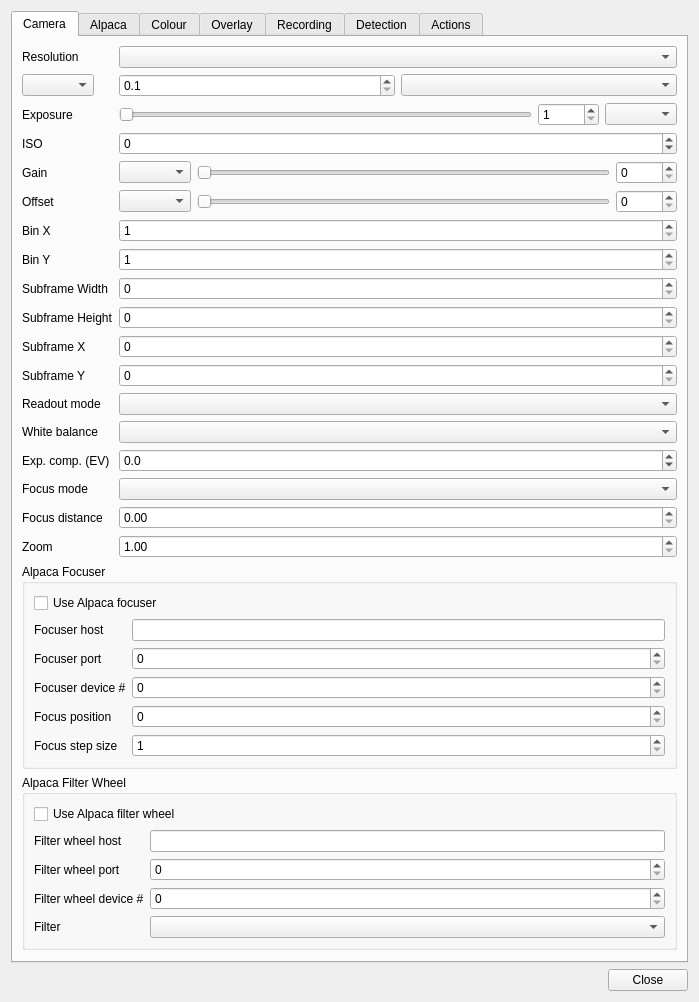
Old version of the form plugins/feature/camera/camerasettingsdialog.ui in the repository srcejon/sdrangel.
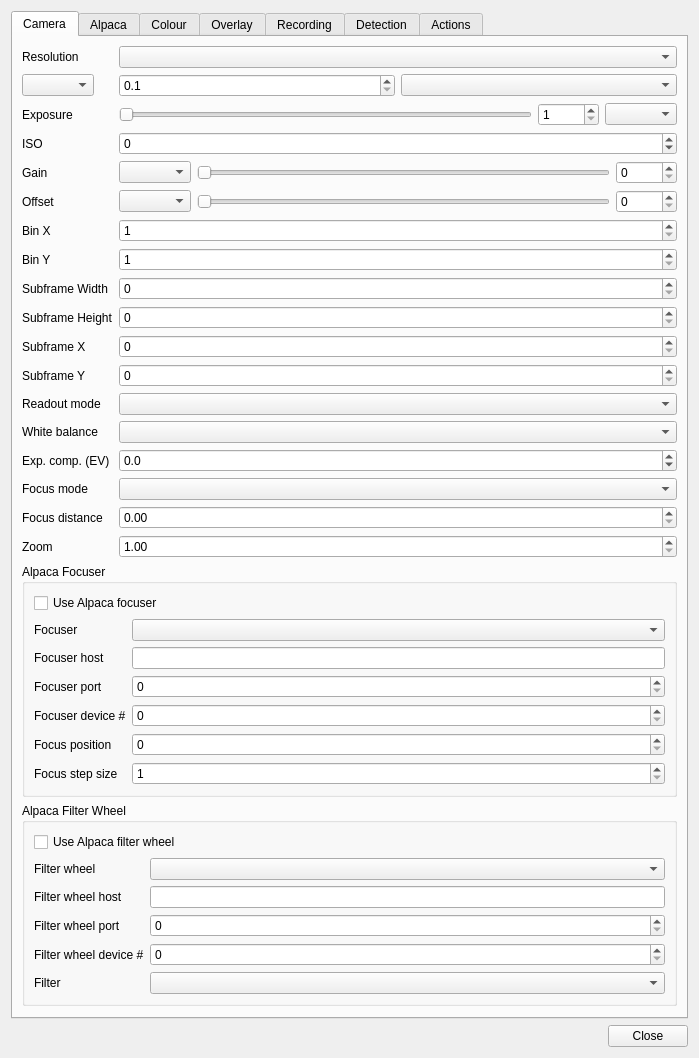
New version of the form. Icons and pictures are not drawn.

Commit message: Discover Alpaca focusers and filter wheels

What changed in the file:
```diff
--- a/plugins/feature/camera/camerasettingsdialog.ui
+++ b/plugins/feature/camera/camerasettingsdialog.ui
@@ -596,66 +596,80 @@
             </property>
            </widget>
           </item>
-          <item row="1" column="0">
-           <widget class="QLabel" name="alpacaFocuserHostLabel">
-            <property name="text">
-             <string>Focuser host</string>
-            </property>
-           </widget>
-          </item>
-          <item row="1" column="1">
+         <item row="1" column="0">
+          <widget class="QLabel" name="alpacaFocuserComboLabel">
+           <property name="text">
+            <string>Focuser</string>
+           </property>
+          </widget>
+         </item>
+         <item row="1" column="1">
+          <widget class="QComboBox" name="alpacaFocuserCombo">
+           <property name="toolTip">
+            <string>Discovered Alpaca focusers</string>
+           </property>
+          </widget>
+         </item>
+         <item row="2" column="0">
+          <widget class="QLabel" name="alpacaFocuserHostLabel">
+           <property name="text">
+            <string>Focuser host</string>
+           </property>
+          </widget>
+         </item>
+          <item row="2" column="1">
            <widget class="QLineEdit" name="alpacaFocuserHostEdit"/>
           </item>
-          <item row="2" column="0">
+          <item row="3" column="0">
            <widget class="QLabel" name="alpacaFocuserPortLabel">
             <property name="text">
              <string>Focuser port</string>
             </property>
            </widget>
           </item>
-          <item row="2" column="1">
+          <item row="3" column="1">
            <widget class="QSpinBox" name="alpacaFocuserPortSpin">
             <property name="maximum">
              <number>65535</number>
             </property>
            </widget>
           </item>
-          <item row="3" column="0">
+          <item row="4" column="0">
            <widget class="QLabel" name="alpacaFocuserDeviceNumberLabel">
             <property name="text">
              <string>Focuser device #</string>
             </property>
            </widget>
           </item>
-          <item row="3" column="1">
+          <item row="4" column="1">
            <widget class="QSpinBox" name="alpacaFocuserDeviceNumberSpin">
             <property name="maximum">
              <number>1024</number>
             </property>
            </widget>
           </item>
-          <item row="4" column="0">
+          <item row="5" column="0">
            <widget class="QLabel" name="alpacaFocusPositionLabel">
             <property name="text">
              <string>Focus position</string>
             </property>
            </widget>
           </item>
-          <item row="4" column="1">
+          <item row="5" column="1">
            <widget class="QSpinBox" name="alpacaFocusPositionSpin">
             <property name="maximum">
              <number>1000000</number>
             </property>
            </widget>
           </item>
-          <item row="5" column="0">
+          <item row="6" column="0">
            <widget class="QLabel" name="alpacaFocusStepSizeLabel">
             <property name="text">
              <string>Focus step size</string>
             </property>
            </widget>
           </item>
-          <item row="5" column="1">
+          <item row="6" column="1">
            <widget class="QSpinBox" name="alpacaFocusStepSizeSpin">
             <property name="minimum">
              <number>1</number>
@@ -682,51 +696,65 @@
           </widget>
          </item>
          <item row="1" column="0">
+          <widget class="QLabel" name="alpacaFilterWheelComboLabel">
+           <property name="text">
+            <string>Filter wheel</string>
+           </property>
+          </widget>
+         </item>
+         <item row="1" column="1">
+          <widget class="QComboBox" name="alpacaFilterWheelCombo">
+           <property name="toolTip">
+            <string>Discovered Alpaca filter wheels</string>
+           </property>
+          </widget>
+         </item>
+         <item row="2" column="0">
           <widget class="QLabel" name="alpacaFilterWheelHostLabel">
            <property name="text">
             <string>Filter wheel host</string>
            </property>
           </widget>
          </item>
-         <item row="1" column="1">
+         <item row="2" column="1">
           <widget class="QLineEdit" name="alpacaFilterWheelHostEdit"/>
          </item>
-         <item row="2" column="0">
+         <item row="3" column="0">
           <widget class="QLabel" name="alpacaFilterWheelPortLabel">
            <property name="text">
             <string>Filter wheel port</string>
            </property>
           </widget>
          </item>
-         <item row="2" column="1">
+         <item row="3" column="1">
           <widget class="QSpinBox" name="alpacaFilterWheelPortSpin">
            <property name="maximum">
             <number>65535</number>
            </property>
           </widget>
          </item>
-         <item row="3" column="0">
+         <item row="4" column="0">
           <widget class="QLabel" name="alpacaFilterWheelDeviceNumberLabel">
            <property name="text">
             <string>Filter wheel device #</string>
            </property>
           </widget>
          </item>
-         <item row="3" column="1">
+         <item row="4" column="1">
           <widget class="QSpinBox" name="alpacaFilterWheelDeviceNumberSpin">
            <property name="maximum">
             <number>1024</number>
            </property>
           </widget>
          </item>
-         <item row="4" column="0">
+         <item row="5" column="0">
           <widget class="QLabel" name="alpacaFilterWheelPositionLabel">
            <property name="text">
             <string>Filter</string>
            </property>
           </widget>
          </item>
-         <item row="4" column="1">
+         <item row="5" column="1">
           <widget class="QComboBox" name="alpacaFilterWheelPositionCombo">
            <property name="toolTip">
             <string>Filter wheel position using the Alpaca names list</string>
```
The commit also changes 6 other files.
